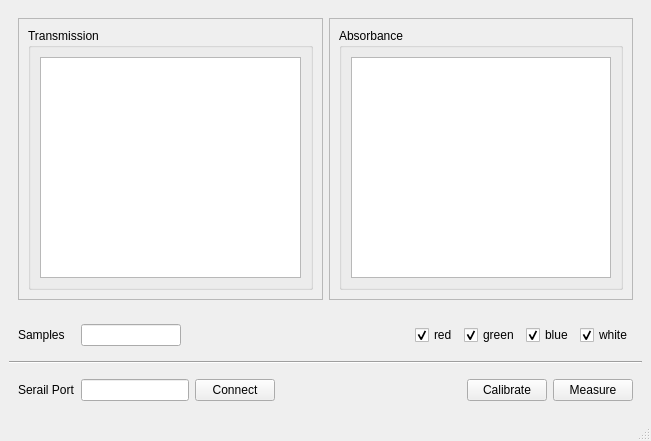
First picture: the form in python/colorimeter/colorimeter/colorimeter_gui.ui, repository iorodeo/colorimeter, before the edit.
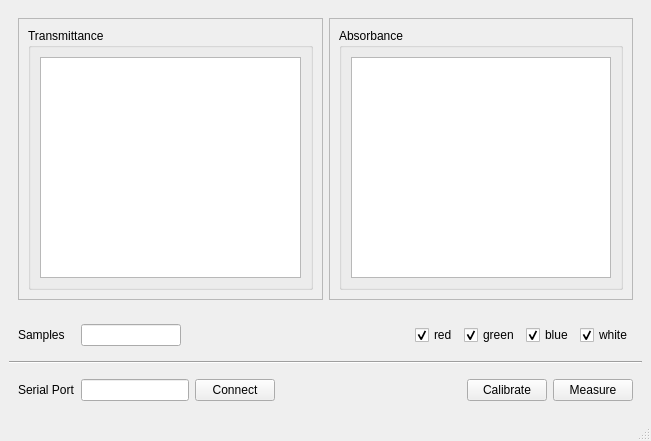
Second picture: the form after the edit.

Commit message: Added prototype of colorimater plotting GUI.

Patch:
```diff
--- a/python/colorimeter/colorimeter/colorimeter_gui.ui
+++ b/python/colorimeter/colorimeter/colorimeter_gui.ui
@@ -30,7 +30,7 @@
           <item>
            <widget class="QGroupBox" name="transmissionGroupBox">
             <property name="title">
-             <string>Transmission</string>
+             <string>Transmittance</string>
             </property>
             <layout class="QVBoxLayout" name="verticalLayout">
              <item>
@@ -224,7 +224,7 @@
        <item>
         <widget class="QLabel" name="label">
          <property name="text">
-          <string>Serail Port</string>
+          <string>Serial Port</string>
          </property>
         </widget>
        </item>
```
The commit also changes 5 other files.
